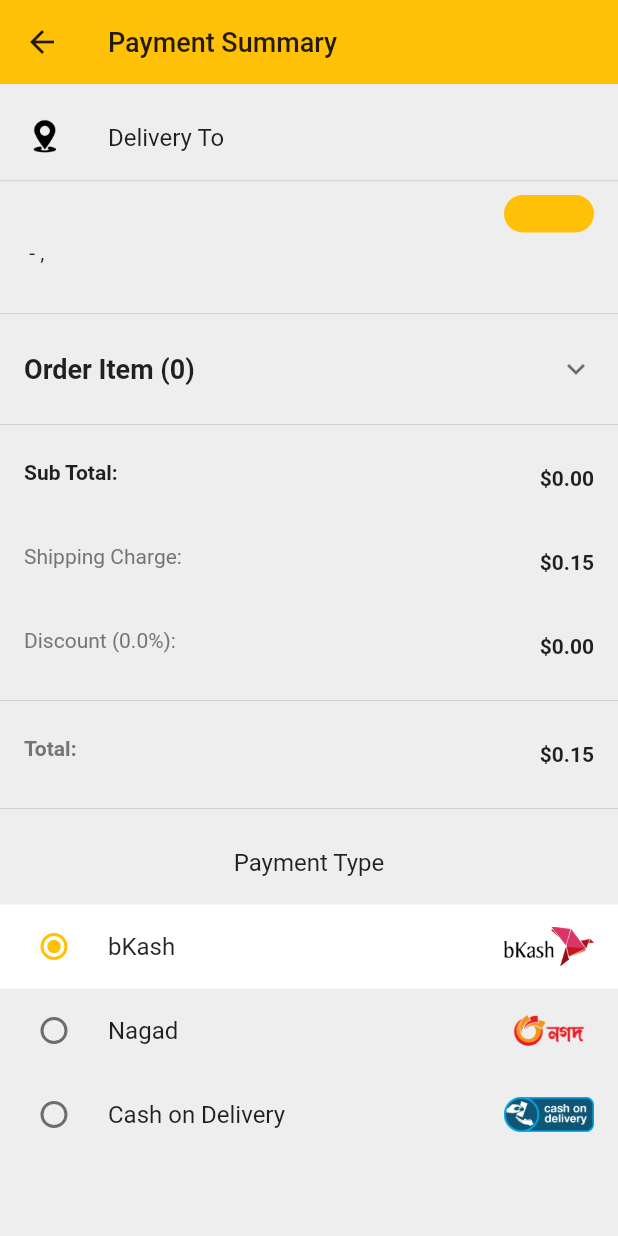
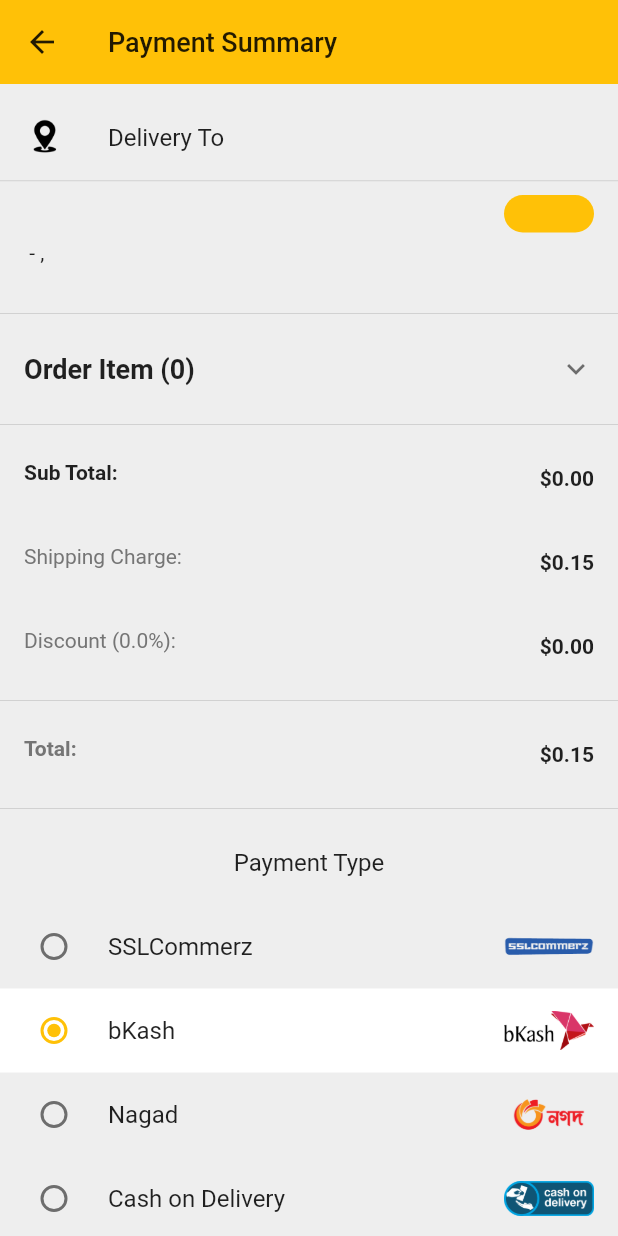
Before and after one commit to CPAD-Gazipur/Flutter-Food-App, a Flutter app: the PaymentSummaryScreen screen opened directly with empty values, on a phone screen of 412 x 824 dp. Run offline on Flutter 3.47's test engine with Material 2 defaults, Android fonts, the phone set to English and light mode, and no system bars; our stand-ins replace badges, cached_network_image, carousel_slider, cloud_firestore, firebase_auth, firebase_core and 7 more; missing offline and left inert: flutter_facebook_auth, flutter_sslcommerz; accounts and stored records are empty.

Commit message:
Flutter Food App: SSLCommerz for Android Fixed & Working Fine on SandBox.

```diff
--- a/lib/screens/checkout/payment/payment_summary_screen.dart
+++ b/lib/screens/checkout/payment/payment_summary_screen.dart
@@ -1,4 +1,5 @@
 import 'package:flutter/material.dart';
+import 'package:flutter_easyloading/flutter_easyloading.dart';
 import 'package:flutter_food_app/models/models.dart';
 import 'package:flutter_food_app/screens/screens.dart';
 import 'package:flutter_food_app/widgets/widgets.dart';
@@ -25,7 +26,7 @@ class PaymentSummaryScreen extends StatefulWidget {
   State<PaymentSummaryScreen> createState() => _PaymentSummaryScreenState();
 }
 
-enum PaymentType { bKash, nagad, cashOnDelivery }
+enum PaymentType { sslcommerz, bKash, nagad, cashOnDelivery }
 
 class _PaymentSummaryScreenState extends State<PaymentSummaryScreen> {
   var paymentType = PaymentType.bKash;
@@ -82,8 +83,8 @@ class _PaymentSummaryScreenState extends State<PaymentSummaryScreen> {
                 trailing: SizedBox(
                   width: 160,
                   child: MaterialButton(
-                    onPressed: () {
-                      if (paymentType == PaymentType.bKash) {
+                    onPressed: () async {
+                      if (paymentType == PaymentType.sslcommerz) {
                         debugPrint('Pay with bKash');
 
                         Sslcommerz sslcommerz = Sslcommerz(
@@ -126,7 +127,18 @@ class _PaymentSummaryScreenState extends State<PaymentSummaryScreen> {
                           ),
                         );
 
-                        sslcommerz.payNow();
+                        await sslcommerz.payNow().then((value) {
+                          if (value.status?.toLowerCase() == 'failed' ||
+                              value.status == null ||
+                              value.status == '') {
+                            EasyLoading.showError('Transaction Failed');
+                          } else {
+                            EasyLoading.showSuccess(
+                                'Transaction is ${value.status} & Paid Amount is ${value.amount} BDT');
+                          }
+                        }).catchError((e) {
+                          EasyLoading.showError('Transaction not complete.');
+                        });
                       }
                     },
                     color: primaryColor,
@@ -266,6 +278,30 @@ class _PaymentSummaryScreenState extends State<PaymentSummaryScreen> {
                   ),
                 ),
                 RadioListTile(
+                  tileColor: paymentType == PaymentType.sslcommerz
+                      ? Colors.white
+                      : null,
+                  activeColor: primaryColor,
+                  value: PaymentType.sslcommerz,
+                  groupValue: paymentType,
+                  onChanged: (PaymentType? value) {
+                    setState(() {
+                      paymentType = value!;
+                    });
+                  },
+                  title: Text(
+                    'SSLCommerz',
+                    style: TextStyle(
+                      fontFamily: 'Roboto',
+                      color: textColor,
+                    ),
+                  ),
+                  secondary: Image.asset(
+                    'assets/images/ssl_commerz_icon.png',
+                    width: 60,
+                  ),
+                ),
+                RadioListTile(
                   tileColor:
                       paymentType == PaymentType.bKash ? Colors.white : null,
                   activeColor: primaryColor,
```
Also changed, not shown: assets/images/ssl_commerz_icon.png (added).
